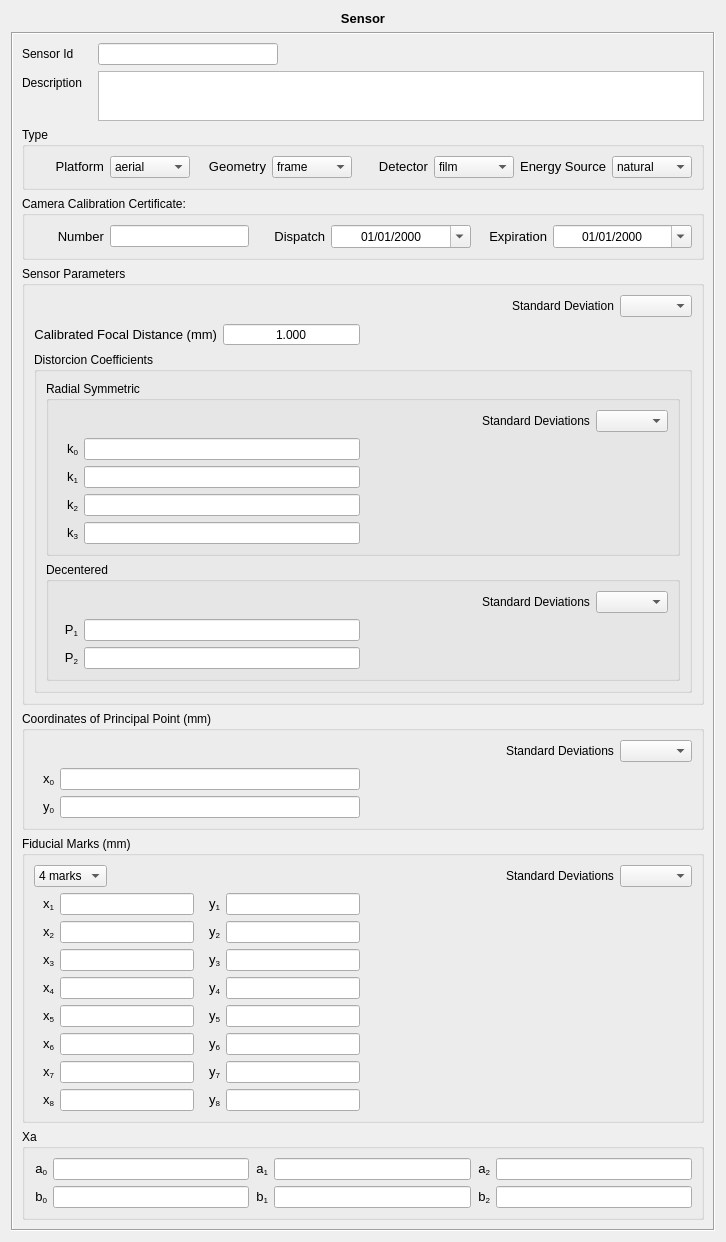
First picture: the form in trunk/interface/project/SensorLayout.ui, repository e-foto/e-foto, before the edit.
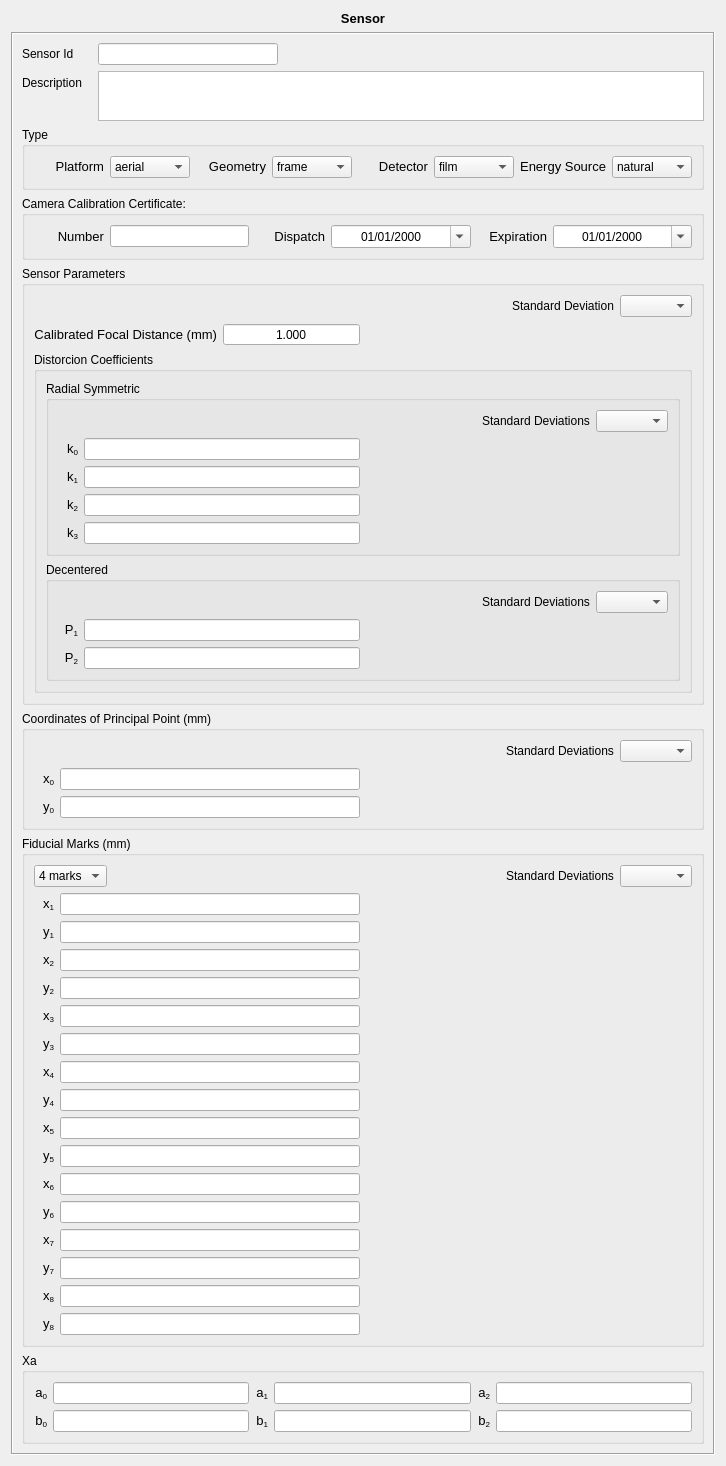
Second picture: the form after the edit. Custom widgets are drawn as their Qt base class.

Commit message:
Atualizados: - Formulário de Terrain - Formulário de Sensor - Camada de fotogrametria (devido a modificações no XML) - Controlador de SR (idem acima)
Updated:
- Terrain Form
- Sensor Form
- Photogrammetry layer (due to XML modifications)
- SR Controller (Id. above)

The edit to the form file:
```diff
--- a/trunk/interface/project/SensorLayout.ui
+++ b/trunk/interface/project/SensorLayout.ui
@@ -7,7 +7,7 @@
     <x>0</x>
     <y>0</y>
     <width>738</width>
-    <height>1406</height>
+    <height>1702</height>
    </rect>
   </property>
   <property name="sizePolicy">
@@ -1209,7 +1209,9 @@
          <item>
           <layout class="QHBoxLayout" name="horizontalLayout_18" stretch="1,1">
            <item>
-            <layout class="QHBoxLayout" name="horizontalLayout_10" stretch="0,1,0,1">
+            <layout class="QVBoxLayout" name="verticalLayout_13" stretch="0,0">
+             <item>
+              <layout class="QHBoxLayout" name="horizontalLayout_10" stretch="0,1">
              <item>
               <widget class="QLabel" name="fiductialLabel_1">
                <property name="sizePolicy">
@@ -1270,6 +1272,10 @@
                </property>
               </widget>
              </item>
+              </layout>
+             </item>
+             <item>
+              <layout class="QHBoxLayout" name="horizontalLayout_9" stretch="0,1">
              <item>
               <widget class="QLabel" name="fiductialLabel_2">
                <property name="sizePolicy">
@@ -1326,6 +1332,8 @@
              </item>
             </layout>
            </item>
+            </layout>
+           </item>
            <item>
             <widget class="SigmaFormContent" name="fid0SigmaContent">
              <property name="frameShape">
@@ -1344,7 +1352,9 @@
          <item>
           <layout class="QHBoxLayout" name="horizontalLayout_19" stretch="1,1">
            <item>
-            <layout class="QHBoxLayout" name="horizontalLayout_15" stretch="0,1,0,1">
+            <layout class="QVBoxLayout" name="verticalLayout_14" stretch="0,0">
+             <item>
+              <layout class="QHBoxLayout" name="horizontalLayout_15" stretch="0,1">
              <item>
               <widget class="QLabel" name="fiductialLabel_3">
                <property name="sizePolicy">
@@ -1405,6 +1415,10 @@
                </property>
               </widget>
              </item>
+              </layout>
+             </item>
+             <item>
+              <layout class="QHBoxLayout" name="horizontalLayout_14" stretch="0,1">
              <item>
               <widget class="QLabel" name="fiductialLabel_4">
                <property name="sizePolicy">
@@ -1461,6 +1475,8 @@
              </item>
             </layout>
            </item>
+            </layout>
+           </item>
            <item>
             <widget class="SigmaFormContent" name="fid1SigmaContent">
              <property name="frameShape">
@@ -1479,7 +1495,9 @@
          <item>
           <layout class="QHBoxLayout" name="horizontalLayout_20" stretch="1,1">
            <item>
-            <layout class="QHBoxLayout" name="horizontalLayout_16" stretch="0,1,0,1">
+            <layout class="QVBoxLayout" name="verticalLayout_15" stretch="0,0">
+             <item>
+              <layout class="QHBoxLayout" name="horizontalLayout_17" stretch="0,1">
              <item>
               <widget class="QLabel" name="fiductialLabel_5">
                <property name="sizePolicy">
@@ -1540,6 +1558,10 @@
                </property>
               </widget>
              </item>
+              </layout>
+             </item>
+             <item>
+              <layout class="QHBoxLayout" name="horizontalLayout_16" stretch="0,1">
              <item>
               <widget class="QLabel" name="fiductialLabel_6">
                <property name="sizePolicy">
@@ -1596,6 +1618,8 @@
              </item>
             </layout>
            </item>
+            </layout>
+           </item>
            <item>
             <widget class="SigmaFormContent" name="fid2SigmaContent">
              <property name="frameShape">
@@ -1614,7 +1638,9 @@
          <item>
           <layout class="QHBoxLayout" name="horizontalLayout_21" stretch="1,1">
            <item>
-            <layout class="QHBoxLayout" name="horizontalLayout_17" stretch="0,1,0,1">
+            <layout class="QVBoxLayout" name="verticalLayout_16" stretch="0,0">
+             <item>
+              <layout class="QHBoxLayout" name="horizontalLayout_25" stretch="0,1">
              <item>
               <widget class="QLabel" name="fiductialLabel_7">
                <property name="sizePolicy">
@@ -1675,6 +1701,10 @@
                </property>
               </widget>
              </item>
+              </layout>
+             </item>
+             <item>
+              <layout class="QHBoxLayout" name="horizontalLayout_23" stretch="0,1">
              <item>
               <widget class="QLabel" name="fiductialLabel_8">
                <property name="sizePolicy">
@@ -1731,6 +1761,8 @@
              </item>
             </layout>
            </item>
+            </layout>
+           </item>
            <item>
             <widget class="SigmaFormContent" name="fid3SigmaContent">
              <property name="frameShape">
@@ -1749,7 +1781,9 @@
          <item>
           <layout class="QHBoxLayout" name="horizontalLayout_22" stretch="1,1">
            <item>
-            <layout class="QHBoxLayout" name="horizontalLayout_23" stretch="0,1,0,1">
+            <layout class="QVBoxLayout" name="verticalLayout_17" stretch="0,0">
+             <item>
+              <layout class="QHBoxLayout" name="horizontalLayout_29" stretch="0,1">
              <item>
               <widget class="QLabel" name="fiductialLabel_9">
                <property name="sizePolicy">
@@ -1810,6 +1844,10 @@
                </property>
               </widget>
              </item>
+              </layout>
+             </item>
+             <item>
+              <layout class="QHBoxLayout" name="horizontalLayout_27" stretch="0,1">
              <item>
               <widget class="QLabel" name="fiductialLabel_10">
                <property name="sizePolicy">
@@ -1866,6 +1904,8 @@
              </item>
             </layout>
            </item>
+            </layout>
+           </item>
            <item>
             <widget class="SigmaFormContent" name="fid4SigmaContent">
              <property name="frameShape">
@@ -1884,7 +1924,9 @@
          <item>
           <layout class="QHBoxLayout" name="horizontalLayout_24" stretch="1,1">
            <item>
-            <layout class="QHBoxLayout" name="horizontalLayout_25" stretch="0,1,0,1">
+            <layout class="QVBoxLayout" name="verticalLayout_18" stretch="0,0">
+             <item>
+              <layout class="QHBoxLayout" name="horizontalLayout_47" stretch="0,1">
              <item>
               <widget class="QLabel" name="fiductialLabel_11">
                <property name="sizePolicy">
@@ -1945,6 +1987,10 @@
                </property>
               </widget>
              </item>
+              </layout>
+             </item>
+             <item>
+              <layout class="QHBoxLayout" name="horizontalLayout_32" stretch="0,1">
              <item>
               <widget class="QLabel" name="fiductialLabel_12">
                <property name="sizePolicy">
@@ -2001,6 +2047,8 @@
              </item>
             </layout>
            </item>
+            </layout>
+           </item>
            <item>
             <widget class="SigmaFormContent" name="fid5SigmaContent">
              <property name="frameShape">
@@ -2019,7 +2067,9 @@
          <item>
           <layout class="QHBoxLayout" name="horizontalLayout_26" stretch="1,1">
            <item>
-            <layout class="QHBoxLayout" name="horizontalLayout_27" stretch="0,1,0,1">
+            <layout class="QVBoxLayout" name="verticalLayout_19" stretch="0,0">
+             <item>
+              <layout class="QHBoxLayout" name="horizontalLayout_49" stretch="0,1">
              <item>
               <widget class="QLabel" name="fiductialLabel_13">
                <property name="sizePolicy">
@@ -2080,6 +2130,10 @@
                </property>
               </widget>
              </item>
+              </layout>
+             </item>
+             <item>
+              <layout class="QHBoxLayout" name="horizontalLayout_48" stretch="0,1">
              <item>
               <widget class="QLabel" name="fiductialLabel_14">
                <property name="sizePolicy">
@@ -2136,6 +2190,8 @@
              </item>
             </layout>
            </item>
+            </layout>
+           </item>
            <item>
             <widget class="SigmaFormContent" name="fid6SigmaContent">
              <property name="frameShape">
@@ -2154,7 +2210,9 @@
          <item>
           <layout class="QHBoxLayout" name="horizontalLayout_28" stretch="1,1">
            <item>
-            <layout class="QHBoxLayout" name="horizontalLayout_29" stretch="0,1,0,1">
+            <layout class="QVBoxLayout" name="verticalLayout_20" stretch="0,0">
+             <item>
+              <layout class="QHBoxLayout" name="horizontalLayout_51" stretch="0,1">
              <item>
               <widget class="QLabel" name="fiductialLabel_15">
                <property name="sizePolicy">
@@ -2215,6 +2273,10 @@
                </property>
               </widget>
              </item>
+              </layout>
+             </item>
+             <item>
+              <layout class="QHBoxLayout" name="horizontalLayout_50" stretch="0,1">
              <item>
               <widget class="QLabel" name="fiductialLabel_16">
                <property name="sizePolicy">
@@ -2268,6 +2330,8 @@
                 <set>Qt::AlignLeading|Qt::AlignLeft|Qt::AlignVCenter</set>
                </property>
               </widget>
+               </item>
+              </layout>
              </item>
             </layout>
            </item>
```
Lines whose indentation alone changed are shown as unchanged. The commit also changes 16 other files.
